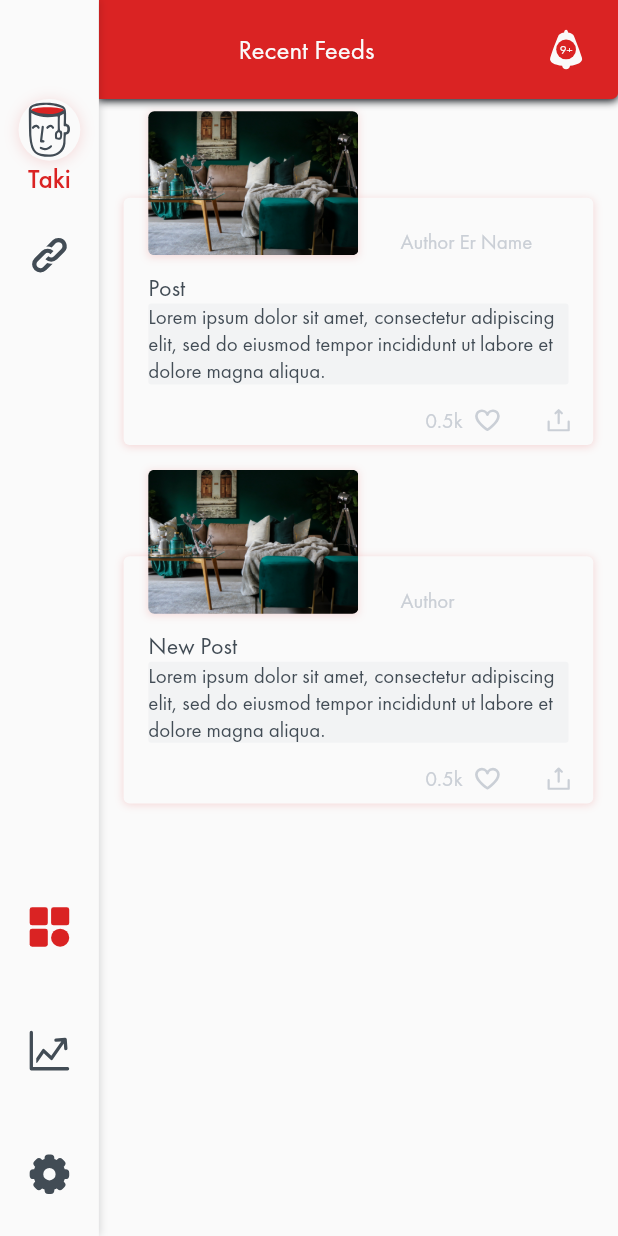
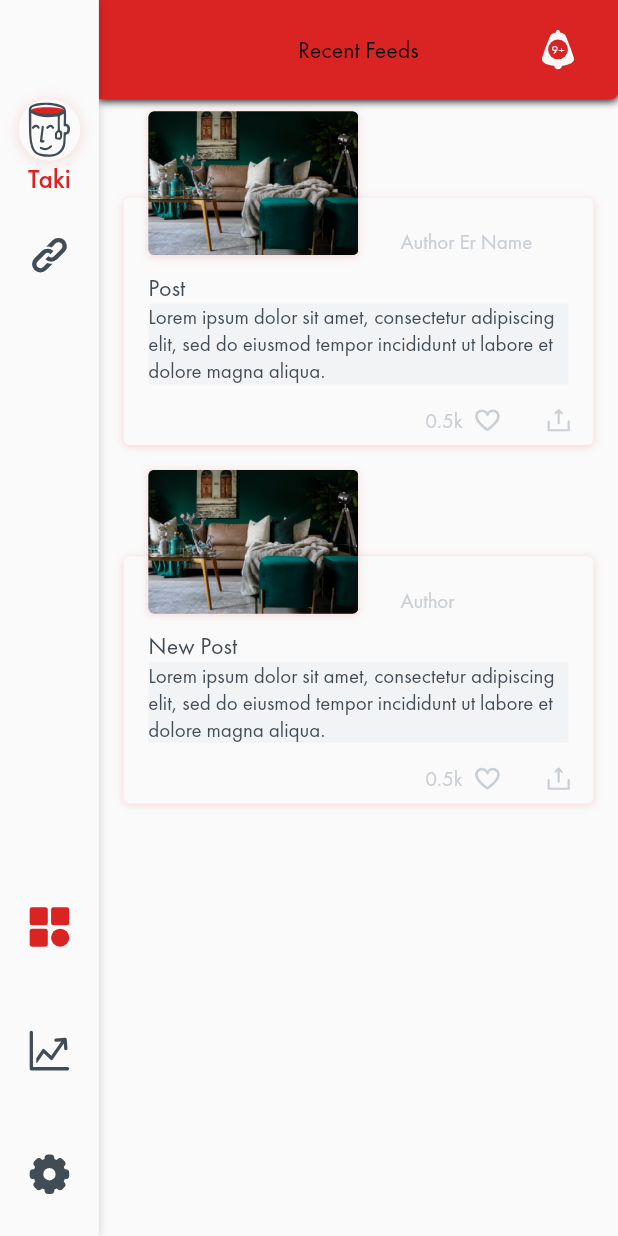
Before and after one commit to takiuddin93/AakCupChaa, a Flutter app: the screen it shows after launch, on a phone screen of 412 x 824 dp. Run offline on Flutter 3.47's test engine with Material 2 defaults, Android fonts, the phone set to English and light mode, and no system bars; our stand-ins replace flutter_svg, share.

Commit message:
silght changes in widgets

```diff
--- a/lib/menu.dart
+++ b/lib/menu.dart
@@ -43,10 +43,9 @@ class _MenuState extends State<Menu> {
                         offset: Offset(0.0, 1.0),
                         blurRadius: 4.0)
                   ]),
-              child: Row(
-                children: <Widget>[
-                  Expanded(
-                    flex: 8,
+              child: Stack(
+                children: [
+                  Positioned(
                     child: Align(
                       alignment: Alignment.center,
                       child: RichText(
@@ -54,16 +53,17 @@ class _MenuState extends State<Menu> {
                           TextSpan(
                             text: "Recent Feeds",
                             style: TextStyle(
-                                color: UniversalVariables.primaryAlabaster,
-                                fontSize: 18.0,
+                                color: UniversalVariables.primaryEbony,
+                                fontSize: 16.0,
                                 fontFamily: 'FuturaPTBook'),
                           ),
                         ]),
                       ),
                     ),
                   ),
-                  Expanded(
-                    flex: 2,
+                  Positioned(
+                    child: Align(
+                      alignment: Alignment.centerRight,
                       child:
                           Stack(alignment: Alignment.center, children: <Widget>[
                         SvgPicture.asset(
@@ -85,7 +85,8 @@ class _MenuState extends State<Menu> {
                                 TextSpan(
                                   text: "9+",
                                   style: TextStyle(
-                                    color: UniversalVariables.primaryAlabaster,
+                                      color:
+                                          UniversalVariables.primaryAlabaster,
                                       fontSize: 8.0,
                                       fontFamily: 'FuturaPTBook'),
                                 ),
@@ -94,6 +95,7 @@ class _MenuState extends State<Menu> {
                           ),
                         ),
                       ]),
+                    ),
                   ),
                 ],
               ),
```
Lines whose indentation alone changed are shown as unchanged.
